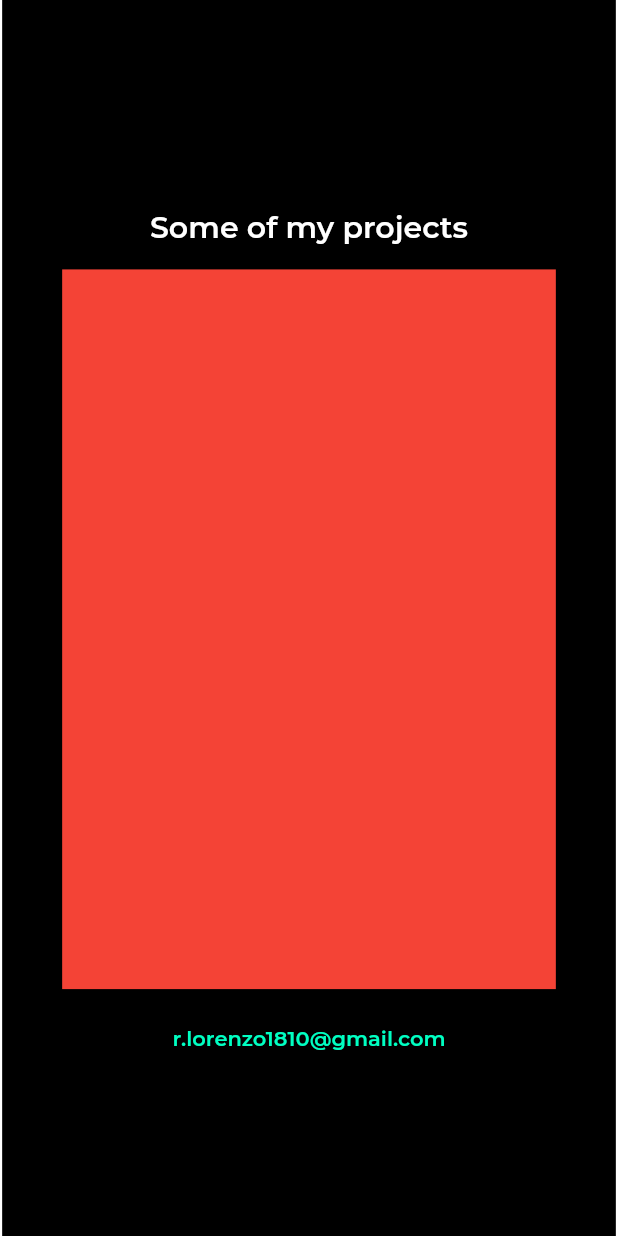
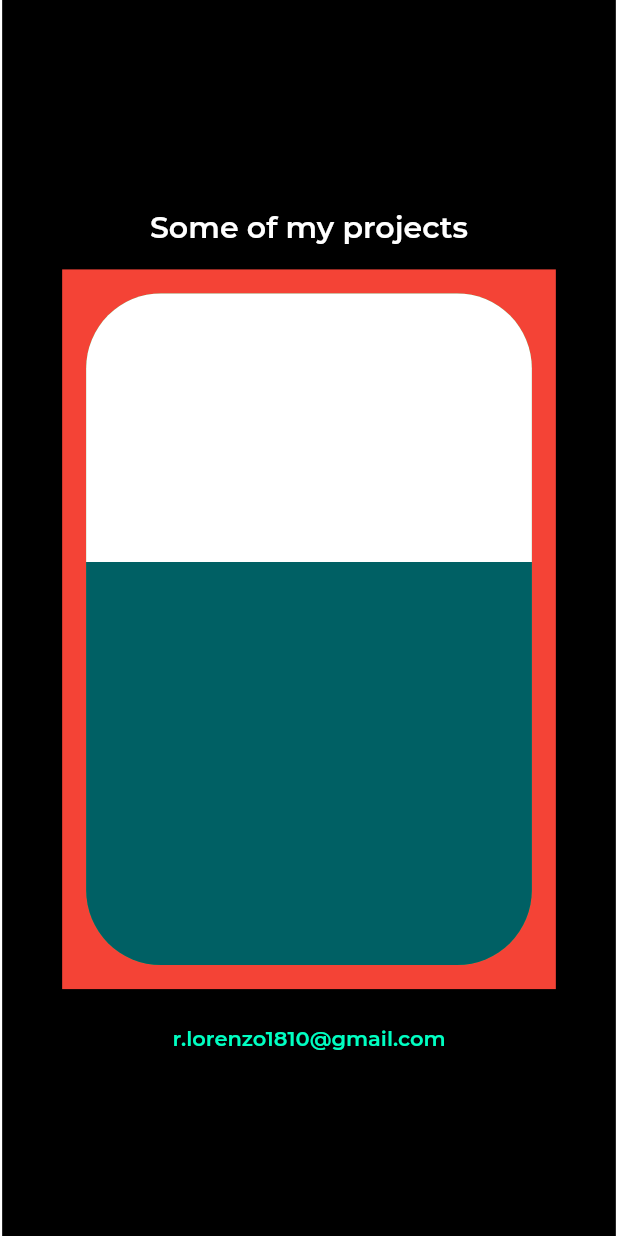
Before and after one commit to lorenzo-roma/flutter-website, a Flutter app: the screen it shows after launch, scrolled down 1152 dp, on a phone screen of 412 x 824 dp. Run offline on Flutter 3.47's test engine with Material 2 defaults, Android fonts, the phone set to English and light mode, and no system bars; drawn by our look-alikes of carousel_slider; our stand-ins replace animated_text_kit; project files that could hold a hidden picture were left out.

Commit message:
Improved project layout

```diff
--- a/lib/home_page.dart
+++ b/lib/home_page.dart
@@ -14,17 +14,27 @@ class HomePage extends StatefulWidget {
 }
 
 class _HomePageState extends State<HomePage> with TickerProviderStateMixin {
-  AnimationController _animationController;
-  Animation<double> animation;
+  AnimationController _blackAnimationController;
+  AnimationController _contentAnimationController;
+  Animation<double> _blackAnimation;
+  Animation<double> _contentAnimation;
 
   @override
   void initState() {
     super.initState();
-    _animationController = AnimationController(
+    _blackAnimationController = AnimationController(
         duration: const Duration(milliseconds: 1000), vsync: this);
-    animation =
-        CurvedAnimation(parent: _animationController, curve: Curves.easeIn);
-    _animationController.forward();
+    _contentAnimationController = AnimationController(
+        duration: const Duration(milliseconds: 500), vsync: this);
+    _contentAnimation = CurvedAnimation(
+        parent: _contentAnimationController, curve: Curves.easeIn);
+    _blackAnimation =
+        CurvedAnimation(parent: _blackAnimationController, curve: Curves.easeIn)
+          ..addStatusListener((status) {
+            if (status == AnimationStatus.completed)
+              _contentAnimationController.forward();
+          });
+    _blackAnimationController.forward();
   }
 
   double _getGlobalPadding(BuildContext context) {
@@ -39,18 +49,21 @@ class _HomePageState extends State<HomePage> with TickerProviderStateMixin {
       padding: EdgeInsets.symmetric(
           horizontal: _getGlobalPadding(context), vertical: 0),
       child: FadeTransition(
-        opacity: animation,
+        opacity: _blackAnimation,
         child: Container(
           height: MediaQuery.of(context).size.height,
           width: MediaQuery.of(context).size.width,
           color: Colors.black,
           child: Center(
-              child: CustomSlider(
-            slides: const [
-              CarouselSection(child: SectionNameDescription()),
-              CarouselSection(child: SectionCurrently()),
-              CarouselSection(child: SectionProjects())
-            ],
+              child: FadeTransition(
+            opacity: _contentAnimation,
+            child: CustomSlider(
+              slides: [
+                CarouselSection(child: SectionNameDescription()),
+                CarouselSection(child: SectionCurrently()),
+                CarouselSection(child: SectionProjects())
+              ],
+            ),
           )),
         ),
       ),
--- /dev/null
+++ b/lib/layout_utils.dart
@@ -0,0 +1,15 @@
+import 'package:flutter/material.dart';
+
+class LayoutUtils {
+  static double getWindowWidth(BuildContext context) {
+    return MediaQuery.of(context).size.width;
+  }
+
+  static bool isMobileLayout(BuildContext context) {
+    return getWindowWidth(context) < 750;
+  }
+
+  static bool isLargeLayout(BuildContext context) {
+    return getWindowWidth(context) > 1400;
+  }
+}
--- a/lib/sections/name_description.dart
+++ b/lib/sections/name_description.dart
@@ -1,23 +1,12 @@
 import 'package:flutter/material.dart';
+import 'package:flutter_website/layout_utils.dart';
 
 class SectionNameDescription extends StatelessWidget {
   const SectionNameDescription();
 
-  double _getWindowWidth(BuildContext context) {
-    return MediaQuery.of(context).size.width;
-  }
-
-  bool _isMobileLayout(BuildContext context) {
-    return _getWindowWidth(context) < 750;
-  }
-
-  bool _isLargeLayout(BuildContext context) {
-    return _getWindowWidth(context) > 1400;
-  }
-
   double _getSpreadRadius(BuildContext context) {
-    if (_isMobileLayout(context)) return -45;
-    if (_isLargeLayout(context)) return -30;
+    if (LayoutUtils.isMobileLayout(context)) return -35;
+    if (LayoutUtils.isLargeLayout(context)) return -30;
     return -50;
   }
 
@@ -34,7 +23,7 @@ class SectionNameDescription extends StatelessWidget {
                 fit: BoxFit.cover,
                 child: Text(
                   "Lorenzo\nRomagnoni",
-                  textAlign: _isMobileLayout(context)
+                  textAlign: LayoutUtils.isMobileLayout(context)
                       ? TextAlign.center
                       : TextAlign.left,
                   style: Theme.of(context).textTheme.headline1,
@@ -46,6 +35,9 @@ class SectionNameDescription extends StatelessWidget {
                   fit: BoxFit.cover,
                   child: Text(
                     "> Developer",
+                    textAlign: LayoutUtils.isMobileLayout(context)
+                        ? TextAlign.center
+                        : TextAlign.left,
                     style: Theme.of(context).textTheme.caption,
                   ),
                 ),
@@ -87,7 +79,7 @@ class SectionNameDescription extends StatelessWidget {
 
   @override
   Widget build(BuildContext context) {
-    return _isMobileLayout(context)
+    return LayoutUtils.isMobileLayout(context)
         ? Column(
             crossAxisAlignment: CrossAxisAlignment.start,
             children: _getFlexChildren(context))
--- a/lib/sections/projects.dart
+++ b/lib/sections/projects.dart
@@ -1,10 +1,17 @@
 import 'package:carousel_slider/carousel_slider.dart';
 import 'package:flutter/material.dart';
+import 'package:flutter_website/layout_utils.dart';
 import 'package:flutter_website/widgets/project_card.dart';
 import 'package:flutter_website/widgets/typewriter_text.dart';
 
 class SectionProjects extends StatelessWidget {
-  const SectionProjects();
+  final _projects = [1, 2, 3];
+
+  double _getViewPortFraction(BuildContext context) {
+    if (LayoutUtils.isMobileLayout(context)) return 1;
+    if (LayoutUtils.isLargeLayout(context)) return 0.4;
+    return 0.6;
+  }
 
   @override
   Widget build(BuildContext context) {
@@ -28,15 +35,13 @@ class SectionProjects extends StatelessWidget {
           Expanded(
             child: LayoutBuilder(
               builder: (context, constraints) => CarouselSlider(
-                items: [
-                  ProjectCard(),
-                  ProjectCard(),
-                  ProjectCard(),
-                ],
+                items: _projects.map((project) => ProjectCard()).toList(),
                 options: CarouselOptions(
+                  enlargeCenterPage: true,
+                  enlargeStrategy: CenterPageEnlargeStrategy.height,
                   height: constraints.maxHeight,
-                  autoPlayInterval: Duration(seconds: 3),
-                  viewportFraction: 1,
+                  autoPlayInterval: Duration(seconds: 2),
+                  viewportFraction: _getViewPortFraction(context),
                   autoPlay: true,
                 ),
               ),
--- a/lib/widgets/project_card.dart
+++ b/lib/widgets/project_card.dart
@@ -7,6 +7,41 @@ class ProjectCard extends StatelessWidget {
       padding: const EdgeInsets.all(8.0),
       child: Container(
         color: Colors.red,
+        child: Padding(
+          padding: EdgeInsets.all(16.0),
+          child: Container(
+            decoration: BoxDecoration(
+              color: Colors.green,
+              borderRadius: BorderRadius.all(Radius.circular(50)),
+            ),
+            child: Column(
+              children: [
+                Flexible(
+                  flex: 2,
+                  child: Container(
+                    decoration: BoxDecoration(
+                      color: Colors.white,
+                      borderRadius: BorderRadius.only(
+                          topLeft: Radius.circular(50),
+                          topRight: Radius.circular(50)),
+                    ),
+                  ),
+                ),
+                Flexible(
+                  flex: 3,
+                  child: Container(
+                    decoration: BoxDecoration(
+                      color: Colors.cyan[900],
+                      borderRadius: BorderRadius.only(
+                          bottomLeft: Radius.circular(50),
+                          bottomRight: Radius.circular(50)),
+                    ),
+                  ),
+                )
+              ],
+            ),
+          ),
+        ),
       ),
     );
   }
```
Also changed, not shown: 6 other files.
